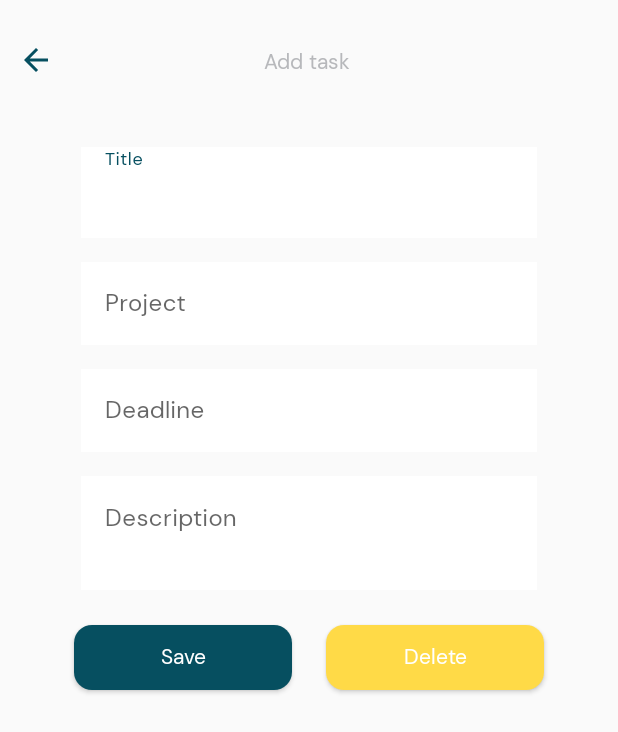
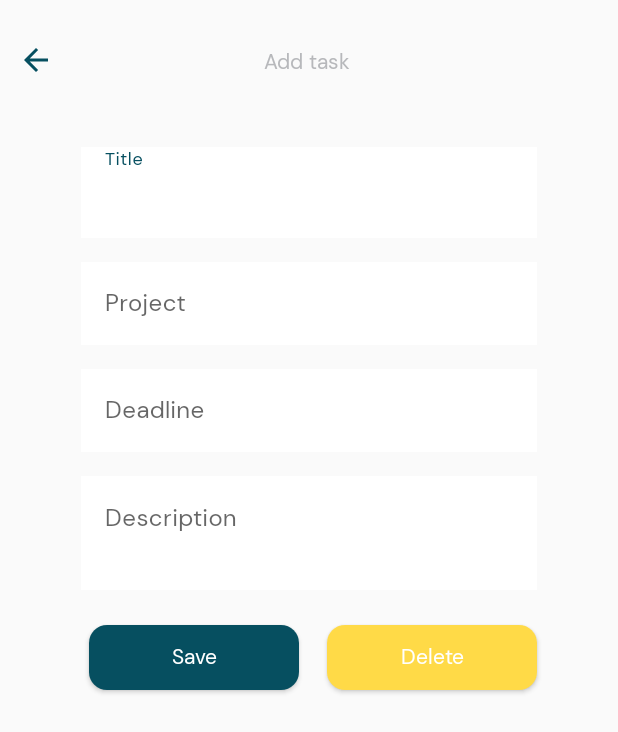
Before and after one commit to abulnes16/purr-todo-app, an Android app: the layout fragment_add_task.xml on its own in the app's theme, with its tools: preview values and no code run, on a phone screen of 412 x 824 dp. Shown: the top 732 px of the screen. Run offline under Robolectric (Android 15) with nearby library versions, the phone set to English and light mode, and no system bars.

```diff
--- a/app/src/main/java/com/abulnes16/purrtodo/database/TaskDao.kt
+++ b/app/src/main/java/com/abulnes16/purrtodo/database/TaskDao.kt
@@ -2,15 +2,16 @@ package com.abulnes16.purrtodo.database
 
 import androidx.room.*
 import com.abulnes16.purrtodo.database.data.Task
+import kotlinx.coroutines.flow.Flow
 
 @Dao
 interface TaskDao {
 
     @Query("SELECT * FROM tasks")
-    fun getTasks()
+    fun getTasks(): Flow<List<Task>>
 
     @Query("SELECT * FROM tasks WHERE id=:id")
-    fun getTask(id: Int)
+    fun getTask(id: Int): Flow<Task>
 
     @Insert(onConflict = OnConflictStrategy.ABORT)
     suspend fun create(task: Task)
--- a/app/src/main/java/com/abulnes16/purrtodo/database/TaskDatabase.kt
+++ b/app/src/main/java/com/abulnes16/purrtodo/database/TaskDatabase.kt
@@ -11,6 +11,7 @@ abstract class TaskDatabase : RoomDatabase() {
     abstract fun taskDao(): TaskDao
 
     companion object {
+        @Volatile
         private var INSTANCE: TaskDatabase? = null
 
         fun getDatabase(context: Context): TaskDatabase {
--- a/app/src/main/res/layout/fragment_add_task.xml
+++ b/app/src/main/res/layout/fragment_add_task.xml
@@ -56,32 +56,31 @@
         <Button
             android:id="@+id/btn_save"
             style="@style/PurrButton.Primary"
-            android:layout_width="145dp"
+            android:layout_width="140dp"
             android:layout_height="wrap_content"
-            android:layout_marginStart="32dp"
-            android:layout_marginEnd="6dp"
+            android:layout_marginStart="44dp"
+
+            android:layout_marginEnd="4dp"
             android:layout_marginBottom="16dp"
-
             android:text="@string/save"
+            android:visibility="visible"
             app:layout_constraintBottom_toBottomOf="parent"
             app:layout_constraintEnd_toStartOf="@+id/btn_delete"
-            app:layout_constraintHorizontal_bias="0.105"
+            app:layout_constraintHorizontal_bias="0.383"
             app:layout_constraintStart_toStartOf="parent" />
 
         <Button
             android:id="@+id/btn_delete"
             style="@style/PurrButton.Secondary"
-            android:layout_width="145dp"
+            android:layout_width="140dp"
             android:layout_height="wrap_content"
-            android:layout_marginStart="6dp"
-            android:layout_marginEnd="32dp"
+            android:layout_marginEnd="48dp"
             android:layout_marginBottom="16dp"
             android:minHeight="55dip"
             android:text="@string/delete"
+            android:visibility="visible"
             app:layout_constraintBottom_toBottomOf="parent"
-            app:layout_constraintEnd_toEndOf="parent"
-            app:layout_constraintHorizontal_bias="0.822"
-            app:layout_constraintStart_toEndOf="@+id/btn_save" />
+            app:layout_constraintEnd_toEndOf="parent" />
 
         <com.google.android.material.textfield.TextInputLayout
             android:id="@+id/title_layout"
```
Also changed, not shown: app/build.gradle (+20 -4 lines), app/src/main/java/com/abulnes16/purrtodo/ui/AddTaskFragment.kt (+49 -2 lines), app/src/main/java/com/abulnes16/purrtodo/ui/HomeFragment.kt (+7 -0 lines), app/src/main/java/com/abulnes16/purrtodo/ui/TaskDetailFragment.kt (+7 -0 lines), app/src/main/java/com/abulnes16/purrtodo/viewmodels/TaskViewModel.kt (added, +52 -0 lines), build.gradle (+23 -4 lines).
